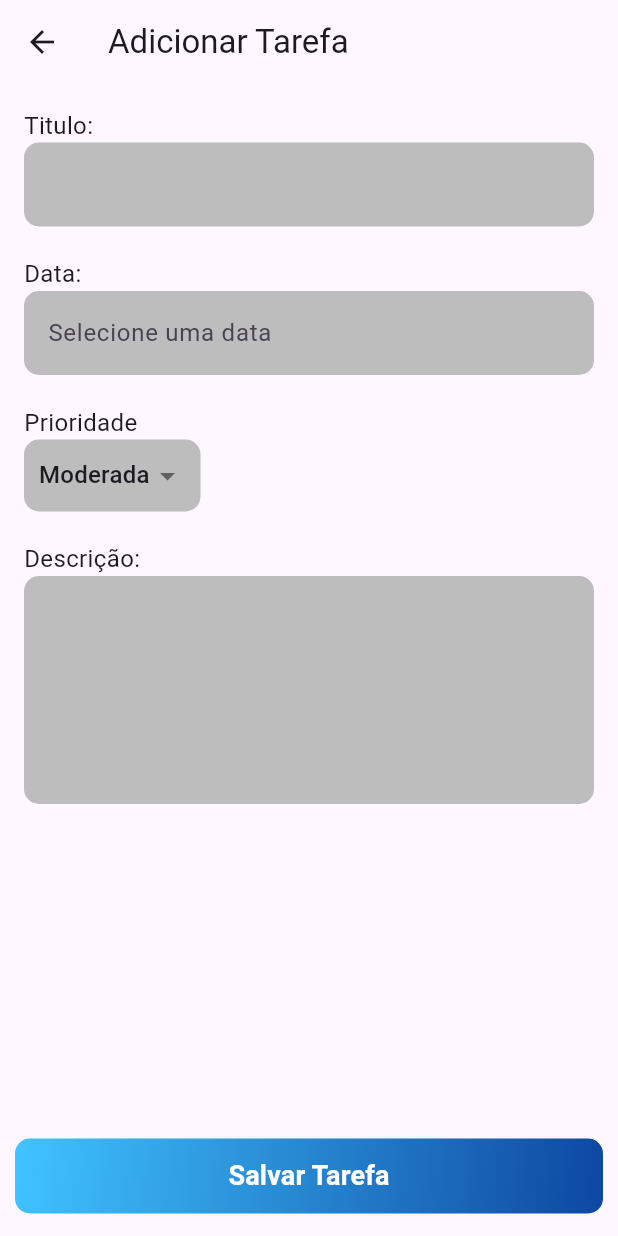
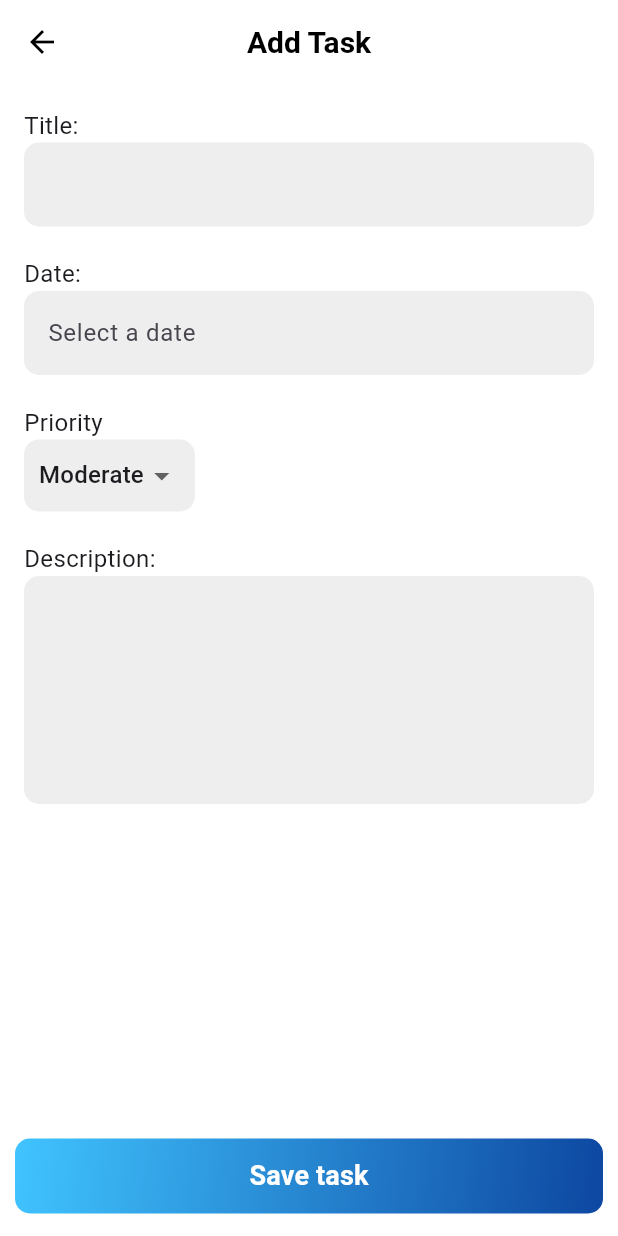
Before and after one commit to Vitu26/todo_app, a Flutter app: the TaskFormPage screen opened directly, on a phone screen of 412 x 824 dp. Run offline on Flutter 3.47's test engine with Material 3 defaults, Android fonts, the phone set to English and light mode, and no system bars; our stand-ins replace font_awesome_flutter, shared_preferences; accounts and stored records are empty.

Commit message:
finalizado

```diff
--- a/lib/pages/task_form_page.dart
+++ b/lib/pages/task_form_page.dart
@@ -1,6 +1,7 @@
 import 'package:flutter/material.dart';
 import 'package:intl/intl.dart';
 import 'package:provider/provider.dart';
+import 'package:todo_app/widgets/custom_appbar.dart';
 import 'package:todo_app/widgets/custom_buton.dart';
 import 'package:todo_app/widgets/custom_textfield.dart';
 import '../models/task.dart';
@@ -22,7 +23,7 @@ class _TaskFormPageState extends State<TaskFormPage> {
   String? _title;
   String? _description;
   DateTime? _selectedDate;
-  String _selectedPriority = 'Moderada';
+  String _selectedPriority = 'Moderate';
   bool _isLoading = false;
 
   @override
@@ -65,15 +66,12 @@ class _TaskFormPageState extends State<TaskFormPage> {
         priority: _selectedPriority,
       );
 
-      await Future.delayed(const Duration(seconds: 2));
-
       if (widget.task == null) {
         Provider.of<TaskProvider>(context, listen: false).addTask(task);
       } else {
         Provider.of<TaskProvider>(context, listen: false)
             .updateTask(widget.index!, task);
       }
-
 
       _showSuccessDialog(context);
     }
@@ -89,13 +87,12 @@ class _TaskFormPageState extends State<TaskFormPage> {
           Animation<double> secondaryAnimation) {
         return ScaleTransition(
           scale: CurvedAnimation(
-            parent:
-                animation,
+            parent: animation,
             curve: Curves.easeInOut,
           ),
           child: AlertDialog(
-            title: const Text('Sucesso'),
-            content: const Text('Tarefa adicionada com sucesso!'),
+            title: const Text('Success'),
+            content: const Text('Task saved successfully!'),
             actions: [
               Container(
                 width: 150,
@@ -114,7 +111,7 @@ class _TaskFormPageState extends State<TaskFormPage> {
                   ),
                   onPressed: () {
                     Navigator.pop(context);
-                    Navigator.of(context).pop();
+                    Navigator.of(context).pop(); // Close both dialogs and page
                   },
                   child: const Text(
                     'OK',
@@ -138,8 +135,10 @@ class _TaskFormPageState extends State<TaskFormPage> {
   @override
   Widget build(BuildContext context) {
     return Scaffold(
-      appBar: AppBar(
-        title: Text(widget.task == null ? 'Adicionar Tarefa' : 'Editar Tarefa'),
+      backgroundColor: Colors.white,
+      appBar: CustomAppBar(
+        title: widget.task == null ? 'Add Task' : 'Edit Task',
+        showBackButton: true,
       ),
       body: SingleChildScrollView(
         padding: const EdgeInsets.all(16.0),
@@ -149,7 +148,7 @@ class _TaskFormPageState extends State<TaskFormPage> {
             crossAxisAlignment: CrossAxisAlignment.start,
             children: [
               const Text(
-                'Titulo:',
+                'Title:',
                 style: TextStyle(fontSize: 16),
               ),
               CustomTextField(
@@ -159,34 +158,41 @@ class _TaskFormPageState extends State<TaskFormPage> {
                 },
                 validator: (value) {
                   if (value == null || value.isEmpty) {
-                    return 'Por favor, insira um título';
+                    return 'Please enter a title';
                   }
                   return null;
                 },
               ),
               const SizedBox(height: 20),
               const Text(
-                'Data:',
+                'Date:',
                 style: TextStyle(fontSize: 16),
               ),
               TextFormField(
+                key: Key('selectDateField'),
                 readOnly: true,
                 onTap: () => _selectDate(context),
                 decoration: InputDecoration(
                   hintText: _selectedDate == null
-                      ? 'Selecione uma data'
+                      ? 'Select a date'
                       : DateFormat('dd/MM/yyyy').format(_selectedDate!),
                   filled: true,
-                  fillColor: Colors.grey[400],
+                  fillColor: Colors.grey[200],
                   border: OutlineInputBorder(
                     borderRadius: BorderRadius.circular(10),
                     borderSide: BorderSide.none,
                   ),
                 ),
+                validator: (value) {
+                  if (_selectedDate == null) {
+                    return 'Please select a date';
+                  }
+                  return null;
+                },
               ),
               const SizedBox(height: 20),
               CustomDropdown(
-                label: 'Prioridade',
+                label: 'Priority',
                 value: _selectedPriority,
                 onChanged: (String? newValue) {
                   setState(() {
@@ -196,7 +202,7 @@ class _TaskFormPageState extends State<TaskFormPage> {
               ),
               const SizedBox(height: 20),
               const Text(
-                'Descrição:',
+                'Description:',
                 style: TextStyle(fontSize: 16),
               ),
               CustomTextField(
@@ -213,6 +219,7 @@ class _TaskFormPageState extends State<TaskFormPage> {
       bottomNavigationBar: Padding(
         padding: const EdgeInsets.only(bottom: 15.0, right: 10, left: 10),
         child: CustomButton(
+          key: const Key('saveTaskButton'),
           isLoading: _isLoading,
           onPressed: _saveTask,
         ),
--- /dev/null
+++ b/lib/widgets/custom_appbar.dart
@@ -0,0 +1,46 @@
+import 'package:flutter/material.dart';
+
+class CustomAppBar extends StatelessWidget implements PreferredSizeWidget {
+  final String title;
+  final List<Widget>? actions;
+  final bool showBackButton;
+
+  const CustomAppBar({
+    Key? key,
+    required this.title,
+    this.actions,
+    this.showBackButton = false, // Padrão é false, ou seja, sem o botão de voltar
+  }) : super(key: key);
+
+  @override
+  Widget build(BuildContext context) {
+    return AppBar(
+      backgroundColor: Colors.white,
+      centerTitle: true,
+      title: Text(
+        title,
+        style: const TextStyle(
+          color: Colors.black,
+          fontSize: 20,
+          fontWeight: FontWeight.bold,
+        ),
+      ),
+      leading: showBackButton
+          ? IconButton(
+              icon: const Icon(Icons.arrow_back),
+              onPressed: () {
+                Navigator.of(context).pop();
+              },
+            )
+          : null,
+      actions: actions,
+      elevation: 0,
+      iconTheme: const IconThemeData(
+        color: Colors.black,
+      ),
+    );
+  }
+
+  @override
+  Size get preferredSize => const Size.fromHeight(kToolbarHeight);
+}
--- a/lib/widgets/custom_buton.dart
+++ b/lib/widgets/custom_buton.dart
@@ -1,49 +1,15 @@
 import 'package:flutter/material.dart';
 
-class CustomButton extends StatefulWidget {
+class CustomButton extends StatelessWidget {
   final bool isLoading;
   final VoidCallback onPressed;
+  final Key? key;
 
-  CustomButton({required this.isLoading, required this.onPressed});
-
-  @override
-  _CustomButtonState createState() => _CustomButtonState();
-}
-
-class _CustomButtonState extends State<CustomButton> with SingleTickerProviderStateMixin {
-  late AnimationController _controller;
-  late Animation<Offset> _slideAnimation;
-
-  @override
-  void initState() {
-    super.initState();
-    _controller = AnimationController(
-      duration: const Duration(milliseconds: 500),
-      vsync: this,
-    );
-
-    _slideAnimation = Tween<Offset>(
-      begin: const Offset(0, 2),
-      end: const Offset(0, 0),
-    ).animate(CurvedAnimation(
-      parent: _controller,
-      curve: Curves.easeInOut,
-    ));
-
-    _controller.forward();
-  }
-
-  @override
-  void dispose() {
-    _controller.dispose();
-    super.dispose();
-  }
+  CustomButton({required this.isLoading, required this.onPressed, required this.key});
 
   @override
   Widget build(BuildContext context) {
-    return SlideTransition(
-      position: _slideAnimation,
-      child: Container(
+    return Container(
       height: 50,
       decoration: BoxDecoration(
         gradient: LinearGradient(
@@ -58,11 +24,11 @@ class _CustomButtonState extends State<CustomButton> with SingleTickerProviderSt
           backgroundColor: Colors.transparent,
           shadowColor: Colors.transparent,
         ),
-          onPressed: widget.isLoading ? null : widget.onPressed,
-          child: widget.isLoading
+        onPressed: isLoading ? null : onPressed,
+        child: isLoading
             ? const CircularProgressIndicator()
             : const Text(
-                  'Salvar Tarefa',
+                'Save task',
                 style: TextStyle(
                   color: Colors.white,
                   fontSize: 18,
@@ -70,7 +36,6 @@ class _CustomButtonState extends State<CustomButton> with SingleTickerProviderSt
                 ),
               ),
       ),
-      ),
     );
   }
 }
--- a/lib/widgets/custom_dropdown.dart
+++ b/lib/widgets/custom_dropdown.dart
@@ -20,13 +20,13 @@ class CustomDropdown extends StatelessWidget {
         Container(
           padding: EdgeInsets.symmetric(horizontal: 10),
           decoration: BoxDecoration(
-            color: Colors.grey[400],
+            color: Colors.grey[200],
             borderRadius: BorderRadius.circular(10),
           ),
           child: DropdownButtonHideUnderline(
             child: DropdownButton<String>(
               value: value,
-              items: ['Alta', 'Moderada', 'Baixa'].map((String value) {
+              items: ['High', 'Moderate', 'Low'].map((String value) {
                 return DropdownMenuItem<String>(
                   value: value,
                   child: Text(value),
--- a/lib/widgets/custom_textfield.dart
+++ b/lib/widgets/custom_textfield.dart
@@ -21,7 +21,7 @@ class CustomTextField extends StatelessWidget {
       readOnly: readOnly,
       maxLines: maxLines,
       decoration: InputDecoration(
-        fillColor: Colors.grey[400],
+        fillColor: Colors.grey[200],
         filled: true,
         border: OutlineInputBorder(
           borderSide: BorderSide.none,
--- a/lib/widgets/task_list.dart
+++ b/lib/widgets/task_list.dart
@@ -21,7 +21,7 @@ class TaskList extends StatelessWidget {
   Widget build(BuildContext context) {
     return ListView.separated(
       itemCount: tasks.length,
-      separatorBuilder: (context, index) => Divider(
+      separatorBuilder: (context, index) => const Divider(
         height: 1,
         thickness: 1,
       ),
--- a/pubspec.yaml
+++ b/pubspec.yaml
@@ -39,6 +39,7 @@ dependencies:
   provider: ^6.1.2
   shared_preferences: ^2.3.2
   uuid: ^4.5.0
+  font_awesome_flutter: ^10.7.0
 
 dev_dependencies:
   flutter_test:
```
Also changed, not shown: lib/pages/home_page.dart (+60 -21 lines), lib/pages/task_details_page.dart (+82 -16 lines), lib/providers/task_provider.dart (+90 -8 lines), lib/widgets/filter_options.dart (+20 -20 lines), lib/widgets/task_tile.dart (+17 -10 lines), pubspec.lock, 1 other file. Lines whose indentation alone changed are shown as unchanged.
